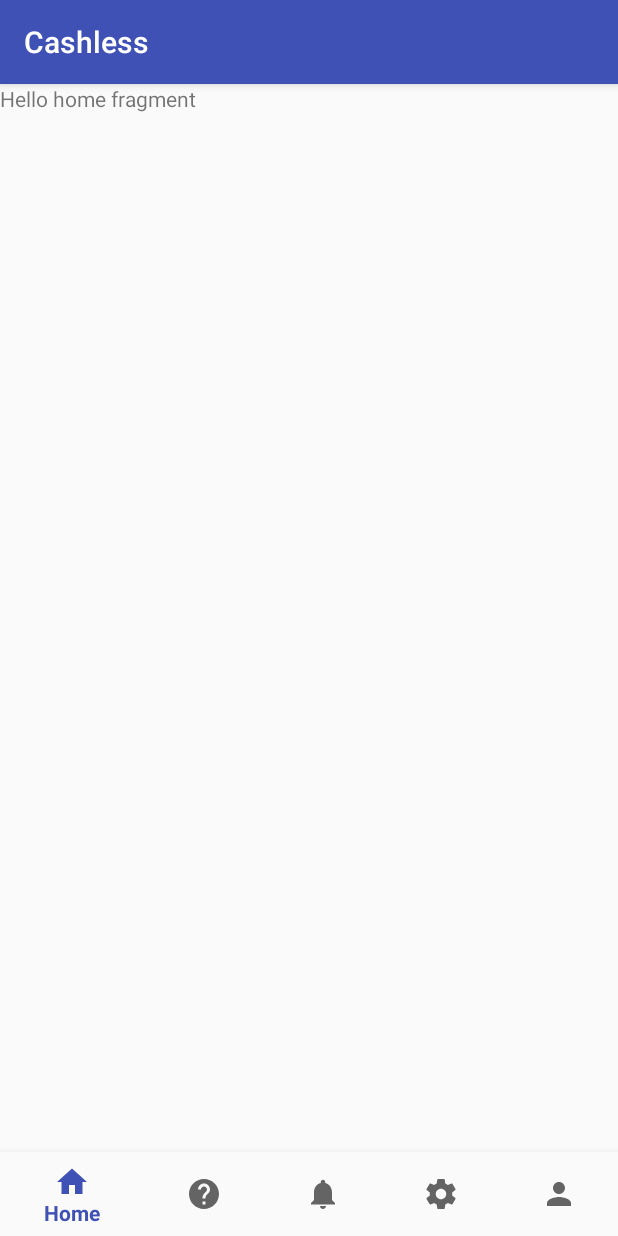
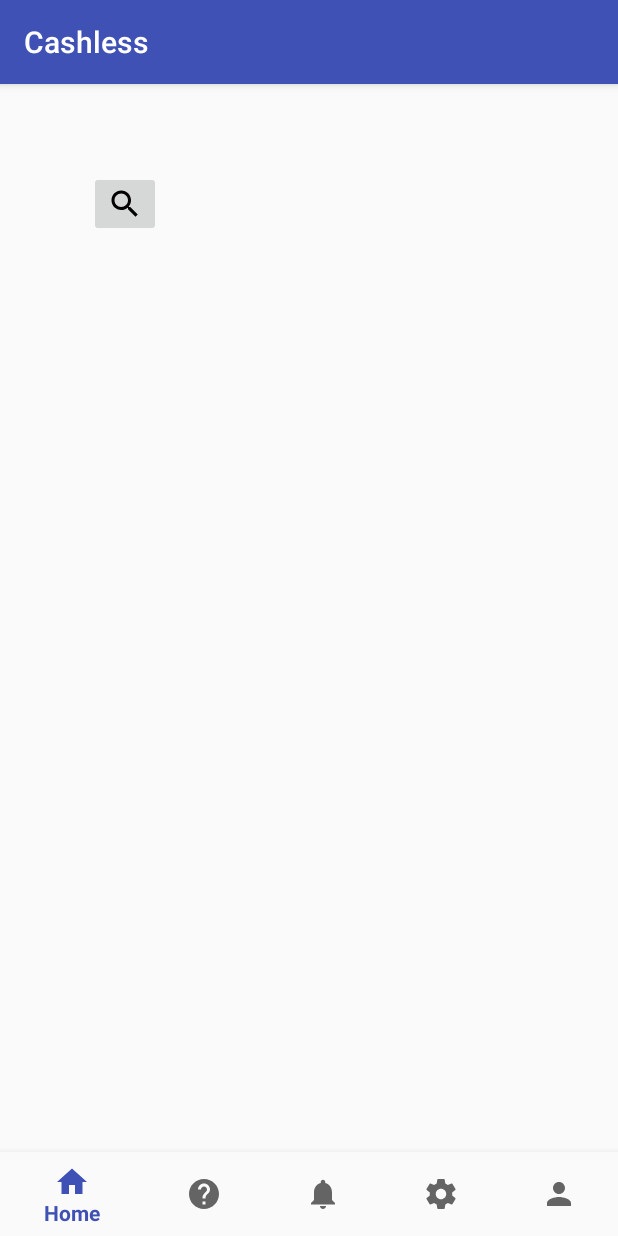
Before and after one commit to paul6ix/Cashless, an Android app: the MainActivity screen opened directly, with no data from a screen before it, on a phone screen of 412 x 824 dp. Run offline under Robolectric (Android 15) with nearby library versions, the phone set to English and light mode, and no system bars.

Commit message:
Fixed crashing on 4.0 devices

```diff
--- a/app/src/main/java/com/example/paulchidi/cashless/activities/MainActivity.java
+++ b/app/src/main/java/com/example/paulchidi/cashless/activities/MainActivity.java
@@ -12,6 +12,7 @@
 import com.example.paulchidi.cashless.fragments.HomeFragment;
 
 public class MainActivity extends AppCompatActivity {
+    BottomNavigationView navigation;
 
 
     private BottomNavigationView.OnNavigationItemSelectedListener mOnNavigationItemSelectedListener
@@ -35,10 +36,13 @@
                     return true;
 
                 case R.id.navigation_notifications:
+                    return true;
 
                 case R.id.navigation_settings:
+                    return true;
 
                 case R.id.navigation_account:
+                    return true;
 
             }
             return false;
@@ -52,13 +56,13 @@
         setContentView(R.layout.activity_main);
 
 
-        BottomNavigationView navigation = (BottomNavigationView) findViewById(R.id.navigation);
+        navigation = (BottomNavigationView) findViewById(R.id.navigation);
         navigation.setOnNavigationItemSelectedListener(mOnNavigationItemSelectedListener);
 
-        android.support.v4.app.Fragment fragment = new HomeFragment();
-        FragmentTransaction fragmentTransaction = getSupportFragmentManager().beginTransaction();
-        fragmentTransaction.replace(R.id.content, fragment);
-        fragmentTransaction.commit();
+        android.support.v4.app.Fragment homefragment = new HomeFragment();
+        FragmentTransaction homefragmentTransaction = getSupportFragmentManager().beginTransaction();
+        homefragmentTransaction.replace(R.id.content, homefragment);
+        homefragmentTransaction.commit();
     }
 
 }
--- a/app/src/main/res/drawable-anydpi/ic_help.xml
+++ b/app/src/main/res/drawable/ic_help_black_24dp.xml
@@ -1,8 +1,8 @@
 <vector xmlns:android="http://schemas.android.com/apk/res/android"
         android:width="24dp"
         android:height="24dp"
-        android:viewportWidth="24.0"
-        android:viewportHeight="24.0">
+    android:viewportHeight="24.0"
+    android:viewportWidth="24.0">
     <path
         android:fillColor="#FF000000"
         android:pathData="M12,2C6.48,2 2,6.48 2,12s4.48,10 10,10 10,-4.48 10,-10S17.52,2 12,2zM13,19h-2v-2h2v2zM15.07,11.25l-0.9,0.92C13.45,12.9 13,13.5 13,15h-2v-0.5c0,-1.1 0.45,-2.1 1.17,-2.83l1.24,-1.26c0.37,-0.36 0.59,-0.86 0.59,-1.41 0,-1.1 -0.9,-2 -2,-2s-2,0.9 -2,2L8,9c0,-2.21 1.79,-4 4,-4s4,1.79 4,4c0,0.88 -0.36,1.68 -0.93,2.25z"/>
--- a/app/src/main/res/drawable-anydpi/ic_person.xml
+++ b/app/src/main/res/drawable/ic_person_black_24dp.xml
@@ -1,8 +1,8 @@
 <vector xmlns:android="http://schemas.android.com/apk/res/android"
         android:width="24dp"
         android:height="24dp"
-        android:viewportWidth="24.0"
-        android:viewportHeight="24.0">
+    android:viewportHeight="24.0"
+    android:viewportWidth="24.0">
     <path
         android:fillColor="#FF000000"
         android:pathData="M12,12c2.21,0 4,-1.79 4,-4s-1.79,-4 -4,-4 -4,1.79 -4,4 1.79,4 4,4zM12,14c-2.67,0 -8,1.34 -8,4v2h16v-2c0,-2.66 -5.33,-4 -8,-4z"/>
--- /dev/null
+++ b/app/src/main/res/drawable/ic_search_black_24dp.xml
@@ -0,0 +1,9 @@
+<vector xmlns:android="http://schemas.android.com/apk/res/android"
+    android:width="24dp"
+    android:height="24dp"
+    android:viewportHeight="24.0"
+    android:viewportWidth="24.0">
+    <path
+        android:fillColor="#FF000000"
+        android:pathData="M15.5,14h-0.79l-0.28,-0.27C15.41,12.59 16,11.11 16,9.5 16,5.91 13.09,3 9.5,3S3,5.91 3,9.5 5.91,16 9.5,16c1.61,0 3.09,-0.59 4.23,-1.57l0.27,0.28v0.79l5,4.99L20.49,19l-4.99,-5zM9.5,14C7.01,14 5,11.99 5,9.5S7.01,5 9.5,5 14,7.01 14,9.5 11.99,14 9.5,14z" />
+</vector>
--- a/app/src/main/res/drawable-anydpi/ic_settings.xml
+++ b/app/src/main/res/drawable/ic_settings_black_24dp.xml
@@ -1,8 +1,8 @@
 <vector xmlns:android="http://schemas.android.com/apk/res/android"
         android:width="24dp"
         android:height="24dp"
-        android:viewportWidth="24.0"
-        android:viewportHeight="24.0">
+    android:viewportHeight="24.0"
+    android:viewportWidth="24.0">
     <path
         android:fillColor="#FF000000"
         android:pathData="M19.43,12.98c0.04,-0.32 0.07,-0.64 0.07,-0.98s-0.03,-0.66 -0.07,-0.98l2.11,-1.65c0.19,-0.15 0.24,-0.42 0.12,-0.64l-2,-3.46c-0.12,-0.22 -0.39,-0.3 -0.61,-0.22l-2.49,1c-0.52,-0.4 -1.08,-0.73 -1.69,-0.98l-0.38,-2.65C14.46,2.18 14.25,2 14,2h-4c-0.25,0 -0.46,0.18 -0.49,0.42l-0.38,2.65c-0.61,0.25 -1.17,0.59 -1.69,0.98l-2.49,-1c-0.23,-0.09 -0.49,0 -0.61,0.22l-2,3.46c-0.13,0.22 -0.07,0.49 0.12,0.64l2.11,1.65c-0.04,0.32 -0.07,0.65 -0.07,0.98s0.03,0.66 0.07,0.98l-2.11,1.65c-0.19,0.15 -0.24,0.42 -0.12,0.64l2,3.46c0.12,0.22 0.39,0.3 0.61,0.22l2.49,-1c0.52,0.4 1.08,0.73 1.69,0.98l0.38,2.65c0.03,0.24 0.24,0.42 0.49,0.42h4c0.25,0 0.46,-0.18 0.49,-0.42l0.38,-2.65c0.61,-0.25 1.17,-0.59 1.69,-0.98l2.49,1c0.23,0.09 0.49,0 0.61,-0.22l2,-3.46c0.12,-0.22 0.07,-0.49 -0.12,-0.64l-2.11,-1.65zM12,15.5c-1.93,0 -3.5,-1.57 -3.5,-3.5s1.57,-3.5 3.5,-3.5 3.5,1.57 3.5,3.5 -1.57,3.5 -3.5,3.5z"/>
--- a/app/src/main/res/layout/fragment_home.xml
+++ b/app/src/main/res/layout/fragment_home.xml
@@ -1,13 +1,31 @@
 <FrameLayout xmlns:android="http://schemas.android.com/apk/res/android"
+    xmlns:app="http://schemas.android.com/apk/res-auto"
     xmlns:tools="http://schemas.android.com/tools"
     android:layout_width="match_parent"
     android:layout_height="match_parent"
     tools:context="com.example.paulchidi.cashless.fragments.HomeFragment">
 
-    <!-- TODO: Update blank fragment layout -->
-    <TextView
+    <RelativeLayout
         android:layout_width="match_parent"
-        android:layout_height="match_parent"
-        android:text="@string/hello_blank_fragment" />
+        android:layout_height="match_parent">
+        <!-- TODO: Update blank fragment layout -->
+
+
+        <ImageButton
+            android:id="@+id/imageButton_ScanQr"
+            android:layout_width="wrap_content"
+            android:layout_height="wrap_content"
+            android:layout_alignParentLeft="true"
+            android:layout_alignParentStart="true"
+            android:layout_alignParentTop="true"
+            android:layout_marginLeft="59dp"
+            android:layout_marginStart="59dp"
+            android:layout_marginTop="58dp"
+            android:contentDescription="Scanner Image"
+            app:srcCompat="@drawable/ic_search_black_24dp"
+
+            />
+
+    </RelativeLayout>
 
 </FrameLayout>
--- a/app/src/main/res/menu/navigation.xml
+++ b/app/src/main/res/menu/navigation.xml
@@ -8,7 +8,7 @@
 
     <item
         android:id="@+id/navigation_help"
-        android:icon="@drawable/ic_help"
+        android:icon="@drawable/ic_help_black_24dp"
         android:title="@string/title_help" />
 
     <item
@@ -17,11 +17,11 @@
         android:title="@string/title_notifications" />
     <item
         android:id="@+id/navigation_settings"
-        android:icon="@drawable/ic_settings"
+        android:icon="@drawable/ic_settings_black_24dp"
         android:title="@string/title_settings" />
     <item
         android:id="@+id/navigation_account"
-        android:icon="@drawable/ic_person"
+        android:icon="@drawable/ic_person_black_24dp"
         android:title="@string/title_account"
 
         />
```
Also changed, not shown: app/src/main/res/drawable-hdpi/cashless_logo.png, app/src/main/res/drawable-ldpi/cashless_logo.png, app/src/main/res/drawable-mdpi/cashless_logo.png, app/src/main/res/drawable-xhdpi/cashless_logo.png, app/src/main/res/drawable-xxhdpi/cashless_logo.png (added), app/src/main/res/drawable-xxxhdpi/cashless_logo.png (added).
